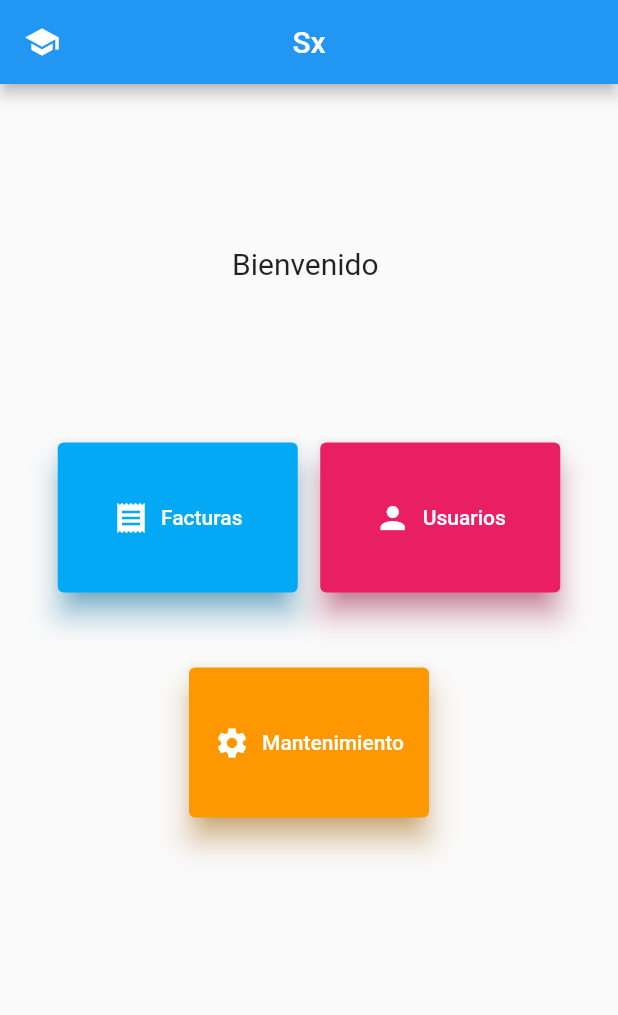
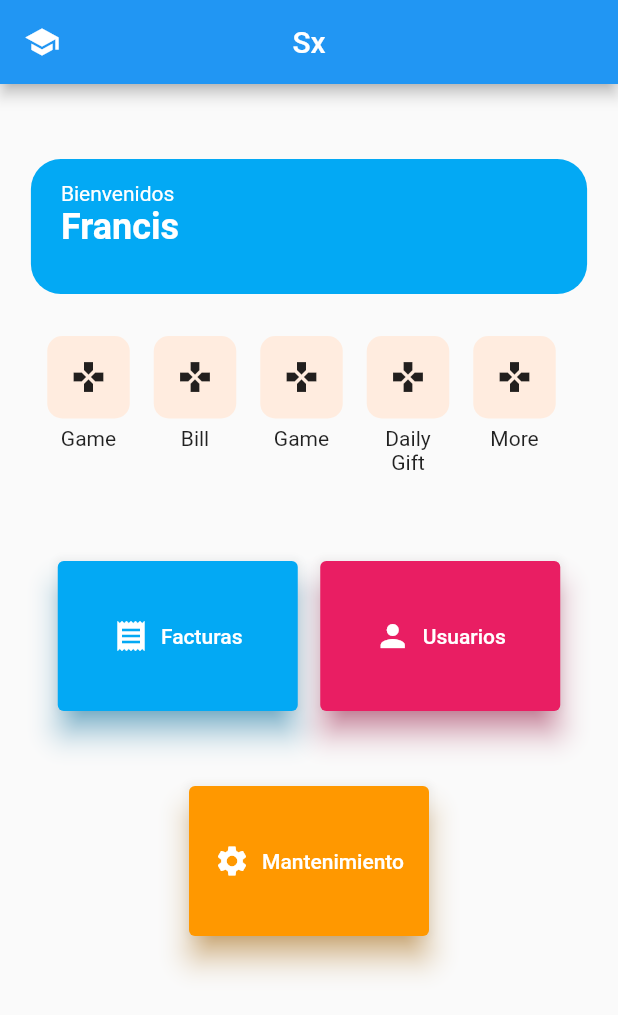
Before and after one commit to zorrillafrancis/flutter-pruebas, a Flutter app: the Bienvenida screen opened directly, on a phone screen of 412 x 824 dp. Shown: the top 1015 px of the screen. Run offline on Flutter 3.47's test engine with Material 2 defaults, Android fonts, the light colour scheme and no system bars; our stand-ins replace firebase_core, firebase_messaging, flutter_secure_storage, money_formatter, shared_preferences; missing offline and left inert: firebase_app_installations; accounts and stored records are empty; network calls fail; Roboto replaces fonts that are missing (RobotoMono).

Commit message:
add categoria

```diff
--- a/lib/card/profile_container.dart
+++ b/lib/card/profile_container.dart
@@ -76,8 +76,8 @@ class ProfileContainer extends StatelessWidget {
                                 color: Colors.white,
                               ),
                               Text(header!.cliente.cliente,
-                                  maxLines: 2,
-                                  overflow: TextOverflow.clip,
+                                  maxLines: 3,
+                                  overflow: TextOverflow.ellipsis,
                                   style: TextStyle(
                                       fontWeight: FontWeight.w400,
                                       color: Colors.white)),
--- /dev/null
+++ b/lib/presentation/screens/bienvenida/banner_bienvenida.dart
@@ -0,0 +1,31 @@
+import 'package:flutter/cupertino.dart';
+import 'package:flutter/material.dart';
+
+class banner_bienvenida extends StatelessWidget {
+  const banner_bienvenida({
+    super.key,
+    required this.width,
+  });
+
+  final double width;
+
+  @override
+  Widget build(BuildContext context) {
+    return Container(
+      margin: const EdgeInsets.symmetric(horizontal: 20),
+      padding: const EdgeInsets.symmetric(horizontal: 20, vertical: 15),
+      width: width * 0.90,
+      height: 90,
+      decoration: BoxDecoration(
+          color: Colors.lightBlue, borderRadius: BorderRadius.circular(20)),
+      child: const Text.rich(
+        style: TextStyle(color: Colors.white),
+        TextSpan(text: "Bienvenidos\n", children: [
+          TextSpan(
+              text: "Francis",
+              style: TextStyle(fontWeight: FontWeight.bold, fontSize: 24))
+        ]),
+      ),
+    );
+  }
+}
--- a/lib/presentation/screens/bienvenida/bienvenida.dart
+++ b/lib/presentation/screens/bienvenida/bienvenida.dart
@@ -8,6 +8,7 @@ import 'package:shared_preferences/shared_preferences.dart';
 
 import '../../../src/provider/chatProvider.dart';
 import '../../../utils/message.dart';
+import 'banner_bienvenida.dart';
 
 String? userName;
 
@@ -41,6 +42,8 @@ class _BienvenidaState extends State<Bienvenida> {
 
   @override
   Widget build(BuildContext context) {
+    double width = MediaQuery.of(context).size.width;
+
     return Scaffold(
         appBar: AppBar(
           title: const Text('Sx'),
@@ -56,20 +59,11 @@ class _BienvenidaState extends State<Bienvenida> {
             Column(
               mainAxisAlignment: MainAxisAlignment.start,
               children: [
-                const SizedBox(height: 100),
-                Row(
-                  children: [
-                    Padding(
-                      padding: const EdgeInsets.all(8),
-                      child: Text(
-                        'Bienvenido $userName',
-                        style: const TextStyle(
-                            fontFamily: 'RobotoMono', fontSize: 20),
-                      ),
-                    ),
-                  ],
-                ),
-                const SizedBox(height: 100),
+                const SizedBox(height: 50),
+                banner_bienvenida(width: width),
+                const SizedBox(height: 20),
+                Categories(),
+                const SizedBox(height: 50),
                 Row(
                     mainAxisAlignment: MainAxisAlignment.spaceBetween,
                     mainAxisSize: MainAxisSize.max,
@@ -89,7 +83,8 @@ class _BienvenidaState extends State<Bienvenida> {
                               Navigator.pushNamed(context, 'facturaListado');
                             },
                             style: ElevatedButton.styleFrom(
-                          padding: const EdgeInsets.symmetric(horizontal: 10),
+                              padding:
+                                  const EdgeInsets.symmetric(horizontal: 10),
                               backgroundColor: Colors.lightBlue,
                               foregroundColor: Colors.white,
                               elevation: 8,
@@ -108,7 +103,8 @@ class _BienvenidaState extends State<Bienvenida> {
                               print('===== Usuarios =====');
                             },
                             style: ElevatedButton.styleFrom(
-                          padding: const EdgeInsets.symmetric(horizontal: 10),
+                              padding:
+                                  const EdgeInsets.symmetric(horizontal: 10),
                               backgroundColor: Colors.pink,
                               foregroundColor: Colors.white,
                               elevation: 8,
@@ -142,10 +138,75 @@ class _BienvenidaState extends State<Bienvenida> {
   }
 }
 
-class Empresa {
-  String nombre = "";
-  String propietario = "";
-  int ingreso = 0;
+class Categories extends StatelessWidget {
+  const Categories({
+    super.key,
+  });
 
-  Empresa(String nombre, String propietario, int ingreso);
+  @override
+  Widget build(BuildContext context) {
+    List<Map<String, dynamic>> categories = [
+      {"icon": "assets/icons/Flash Icon.svg", "text": "Game"},
+      {"icon": "assets/icons/Bill Icon.svg", "text": "Bill"},
+      {"icon": "assets/icons/Game Icon.svg", "text": "Game"},
+      {"icon": "assets/icons/Gift Icon.svg", "text": "Daily Gift"},
+      {"icon": "assets/icons/Discover.svg", "text": "More"},
+    ];
+
+    return Row(
+      mainAxisAlignment: MainAxisAlignment.spaceBetween,
+      crossAxisAlignment: CrossAxisAlignment.start,
+      children: [
+        ...List.generate(
+            categories.length,
+            (index) => Padding(
+                  padding: const EdgeInsets.all(8.0),
+                  child: CategoryCard(
+                    icon: categories[index]["icon"],
+                    text: categories[index]["text"],
+                    press: () {},
+                  ),
+                )),
+        SizedBox(
+          width: 10,
+        )
+      ],
+    );
   }
+}
+
+class CategoryCard extends StatelessWidget {
+  final String icon, text;
+  final GestureTapCallback press;
+
+  const CategoryCard(
+      {super.key, required this.icon, required this.text, required this.press});
+
+  @override
+  Widget build(BuildContext context) {
+    return GestureDetector(
+      onTap: press,
+      child: SizedBox(
+          width: 55,
+          child: Column(children: [
+            Container(
+              padding: EdgeInsets.all(5),
+              height: 55,
+              width: 55,
+              decoration: BoxDecoration(
+                  color: Color(0xFFFFECDF),
+                  borderRadius: BorderRadius.circular(10)),
+              child:
+                  IconButton(icon: const Icon(Icons.games), onPressed: () {}),
+            ),
+            SizedBox(
+              height: 5,
+            ),
+            Text(
+              text,
+              textAlign: TextAlign.center,
+            )
+          ])),
+    );
+  }
+}
```
Also changed, not shown: lib/components/total.dart (+15 -30 lines). Lines whose indentation alone changed are shown as unchanged.
